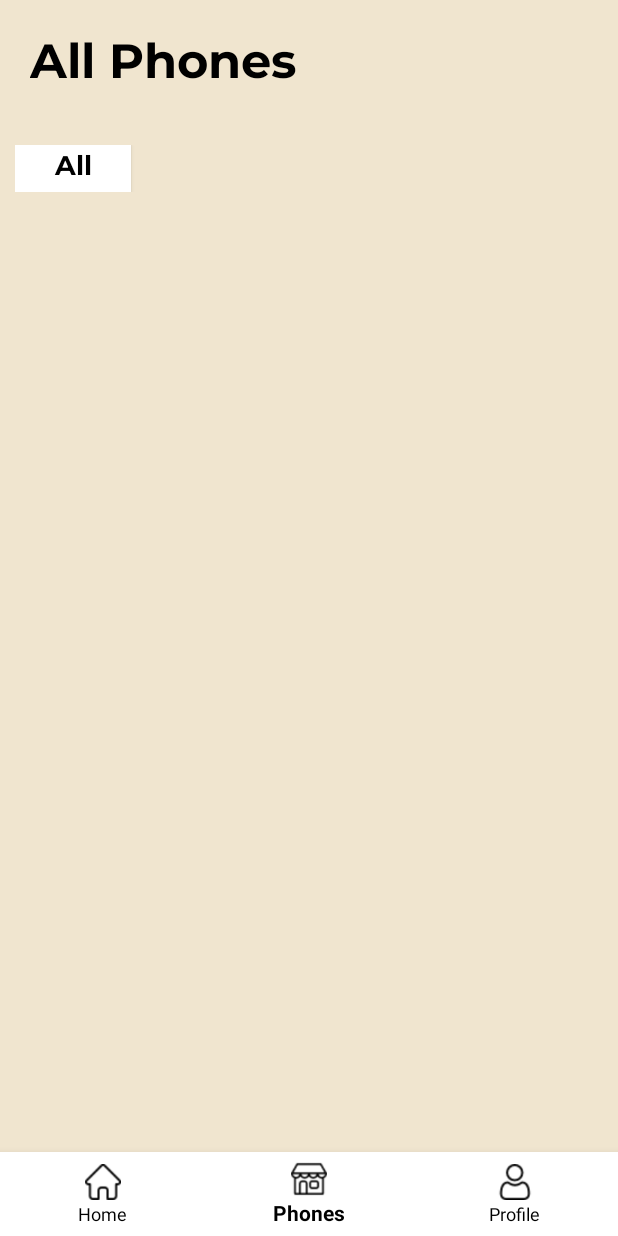
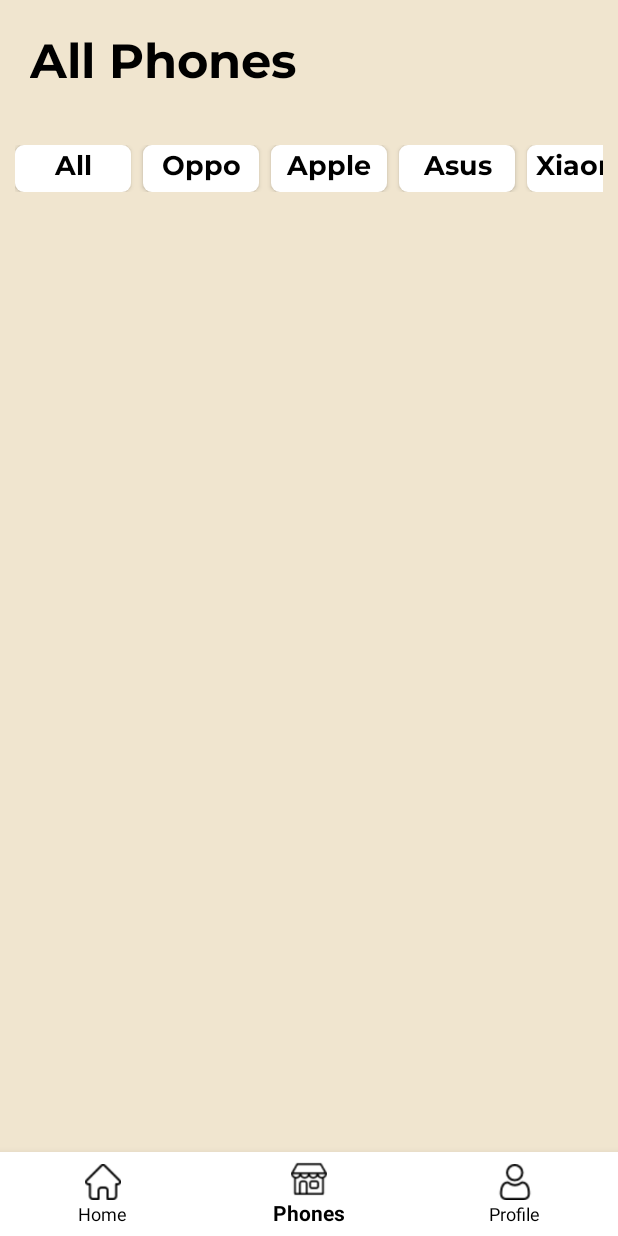
Before and after one commit to sidqiarasyid/PhoneStore, an Android app: the screen it shows after launch (MainActivity), item 2 of the bottom bar chosen, on a phone screen of 412 x 824 dp. Run offline under Robolectric (Android 15) with nearby library versions, the phone set to English and light mode, and no system bars; Roboto replaces fonts that are not available here.

Commit message:
feat[SAA]xml-phone-list

```diff
--- a/app/src/main/res/drawable/roundedbtn.xml
+++ b/app/src/main/res/drawable/roundedbtn.xml
@@ -1,4 +1,5 @@
 <?xml version="1.0" encoding="utf-8"?>
 <shape xmlns:android="http://schemas.android.com/apk/res/android">
-
+    <solid android:color="@color/white"/>
+    <corners android:radius="6dp"/>
 </shape>
--- a/app/src/main/res/layout/fragment_phone.xml
+++ b/app/src/main/res/layout/fragment_phone.xml
@@ -30,21 +30,78 @@
             <Button
                 android:layout_width="77dp"
                 android:layout_height="31dp"
-                android:background="@color/white"
+                android:background="@drawable/roundedbtn"
                 android:fontFamily="@font/montserrat_bold"
                 android:text="All"
                 android:textAllCaps="false"
                 android:textColor="@color/black"
-                android:textSize="18sp" />
-
-
-
-
+                android:textSize="18sp"
+                android:layout_marginEnd="8dp"/>
+            <Button
+                android:layout_width="77dp"
+                android:layout_height="31dp"
+                android:background="@drawable/roundedbtn"
+                android:fontFamily="@font/montserrat_bold"
+                android:text="Oppo"
+                android:textAllCaps="false"
+                android:textColor="@color/black"
+                android:textSize="18sp"
+                android:layout_marginEnd="8dp"
+                />
+            <Button
+                android:layout_width="77dp"
+                android:layout_height="31dp"
+                android:background="@drawable/roundedbtn"
+                android:fontFamily="@font/montserrat_bold"
+                android:text="Apple"
+                android:textAllCaps="false"
+                android:textColor="@color/black"
+                android:textSize="18sp"
+                android:layout_marginEnd="8dp"
+                />
+            <Button
+                android:layout_width="77dp"
+                android:layout_height="31dp"
+                android:background="@drawable/roundedbtn"
+                android:fontFamily="@font/montserrat_bold"
+                android:text="Asus"
+                android:textAllCaps="false"
+                android:textColor="@color/black"
+                android:textSize="18sp"
+                android:layout_marginEnd="8dp"
+                />
+            <Button
+                android:layout_width="77dp"
+                android:layout_height="31dp"
+                android:background="@drawable/roundedbtn"
+                android:fontFamily="@font/montserrat_bold"
+                android:text="Xiaomi"
+                android:textAllCaps="false"
+                android:textColor="@color/black"
+                android:textSize="18sp"
+                android:layout_marginEnd="8dp"
+                />
+            <Button
+                android:layout_width="77dp"
+                android:layout_height="31dp"
+                android:background="@drawable/roundedbtn"
+                android:fontFamily="@font/montserrat_bold"
+                android:text="Google"
+                android:textAllCaps="false"
+                android:textColor="@color/black"
+                android:textSize="18sp"
+                android:layout_marginEnd="8dp"
+                />
 
         </LinearLayout>
 
     </ScrollView>
 
+    <androidx.recyclerview.widget.RecyclerView
+        android:layout_width="match_parent"
+        android:layout_height="wrap_content"
+        android:id="@+id/rvlist"/>
+
 
 
 </LinearLayout>
```
